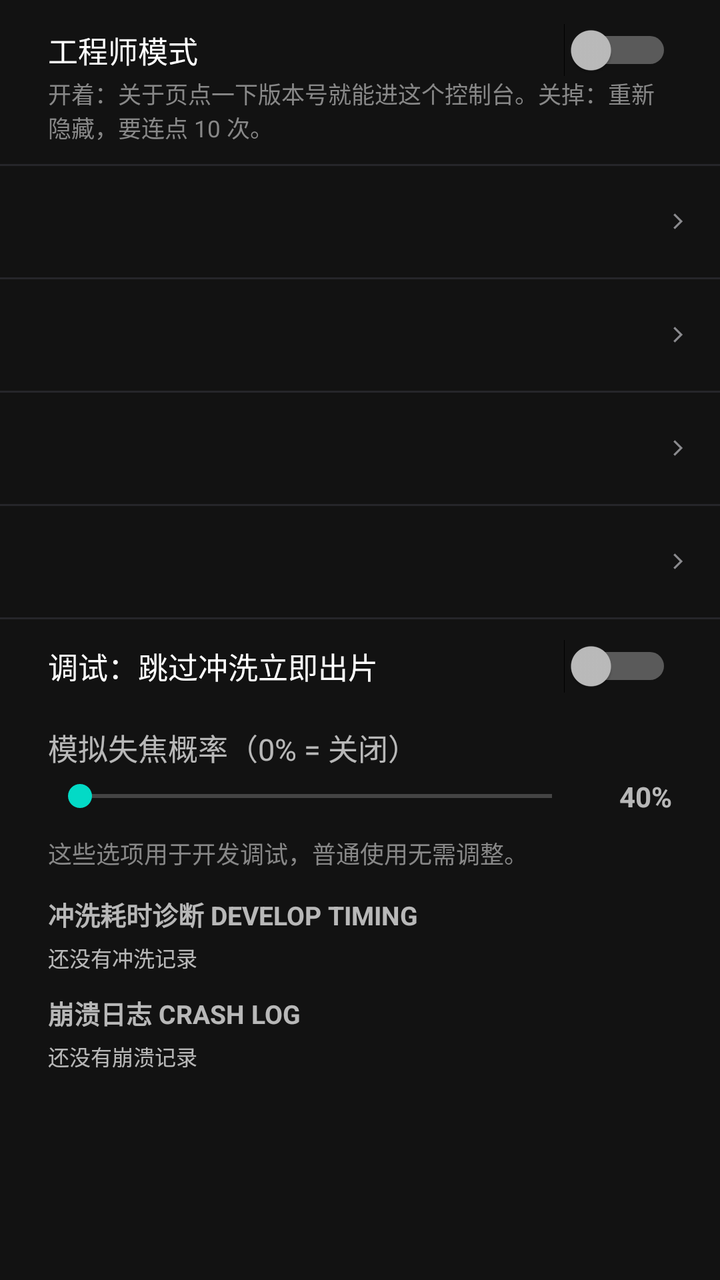
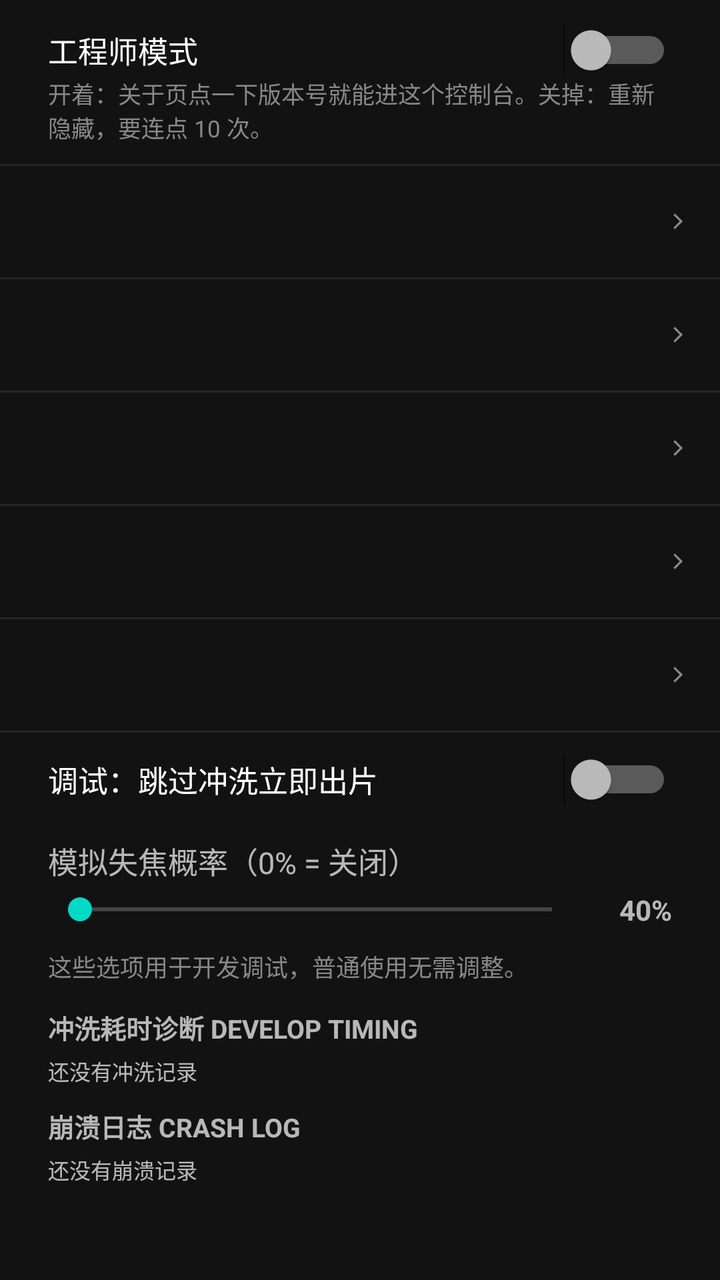

Before-and-after screenshots of an Android layout around one commit, followed by the original layout XML and the change that was made.
<!-- AndroidManifest.xml: application theme Theme.FilmCam -->
<!-- res/layout/dialog_hidden_settings.xml -->
<?xml version="1.0" encoding="utf-8"?>
<ScrollView xmlns:android="http://schemas.android.com/apk/res/android"
    android:layout_width="match_parent"
    android:layout_height="wrap_content">

    <LinearLayout
        android:layout_width="match_parent"
        android:layout_height="wrap_content"
        android:orientation="vertical"
        android:paddingTop="8dp">

        
        <Switch
            android:id="@+id/swEngineerMode"
            android:layout_width="match_parent"
            android:layout_height="wrap_content"
            android:paddingStart="24dp"
            android:paddingTop="6dp"
            android:paddingEnd="24dp"
            android:paddingBottom="2dp"
            android:text="@string/eng_mode_title"
            android:textSize="15sp" />

        <TextView
            android:layout_width="match_parent"
            android:layout_height="wrap_content"
            android:paddingStart="24dp"
            android:paddingEnd="24dp"
            android:paddingBottom="10dp"
            android:text="@string/eng_mode_note"
            android:textColor="#888"
            android:textSize="11.5sp" />

        
        <View
            android:layout_width="match_parent"
            android:layout_height="1dp"
            android:background="#26262A" />

        <include
            android:id="@+id/rowEngSlow"
            layout="@layout/item_setting_row" />

        <View
            android:layout_width="match_parent"
            android:layout_height="1dp"
            android:background="#26262A" />

        <include
            android:id="@+id/rowEngStyle"
            layout="@layout/item_setting_row" />

        <View
            android:layout_width="match_parent"
            android:layout_height="1dp"
            android:background="#26262A" />

        <include
            android:id="@+id/rowEngDev"
            layout="@layout/item_setting_row" />

        <View
            android:layout_width="match_parent"
            android:layout_height="1dp"
            android:background="#26262A" />

        <include
            android:id="@+id/rowEngLens"
            layout="@layout/item_setting_row" />

        <View
            android:layout_width="match_parent"
            android:layout_height="1dp"
            android:background="#26262A" />

        <LinearLayout
            android:layout_width="match_parent"
            android:layout_height="wrap_content"
            android:orientation="vertical"
            android:paddingStart="24dp"
            android:paddingTop="10dp"
            android:paddingEnd="24dp">

            <Switch
                android:id="@+id/swSkipDevelop"
                android:layout_width="match_parent"
                android:layout_height="wrap_content"
                android:text="@string/main_debug_skip_develop"
                android:textSize="15sp" />

            <TextView
                android:layout_width="match_parent"
                android:layout_height="wrap_content"
                android:layout_marginTop="16dp"
                android:text="@string/main_debug_softfocus_prob"
                android:textSize="15sp" />

            <LinearLayout
                android:layout_width="match_parent"
                android:layout_height="wrap_content"
                android:layout_marginTop="4dp"
                android:gravity="center_vertical"
                android:orientation="horizontal">

                <SeekBar
                    android:id="@+id/sbSoftFocusProb"
                    android:layout_width="0dp"
                    android:layout_height="wrap_content"
                    android:layout_weight="1" />

                <TextView
                    android:id="@+id/tvSoftFocusProb"
                    android:layout_width="44dp"
                    android:layout_height="wrap_content"
                    android:gravity="end"
                    android:text="40%"
                    android:textSize="14sp"
                    android:textStyle="bold" />
            </LinearLayout>

            <TextView
                android:layout_width="match_parent"
                android:layout_height="wrap_content"
                android:layout_marginTop="10dp"
                android:text="@string/main_debug_note"
                android:textColor="#888"
                android:textSize="12sp" />

            
            <TextView
                android:layout_width="match_parent"
                android:layout_height="wrap_content"
                android:layout_marginTop="12dp"
                android:layout_marginBottom="4dp"
                android:text="@string/hidden_diag_title"
                android:textSize="13sp"
                android:textStyle="bold" />

            <TextView
                android:id="@+id/tvDiag"
                android:layout_width="match_parent"
                android:layout_height="wrap_content"
                android:layout_marginBottom="10dp"
                android:fontFamily="monospace"
                android:text="@string/hidden_diag_none"
                android:textSize="10.5sp" />

            
            <TextView
                android:layout_width="match_parent"
                android:layout_height="wrap_content"
                android:layout_marginBottom="4dp"
                android:text="@string/hidden_crash_title"
                android:textSize="13sp"
                android:textStyle="bold" />

            <TextView
                android:id="@+id/tvCrash"
                android:layout_width="match_parent"
                android:layout_height="wrap_content"
                android:layout_marginBottom="10dp"
                android:fontFamily="monospace"
                android:text="@string/hidden_crash_none"
                android:textSize="10.5sp" />
        </LinearLayout>
    </LinearLayout>
</ScrollView>
<!-- res/layout/item_setting_row.xml (included above) -->
<?xml version="1.0" encoding="utf-8"?>
<LinearLayout xmlns:android="http://schemas.android.com/apk/res/android"
    android:layout_width="match_parent"
    android:layout_height="wrap_content"
    android:background="?attr/selectableItemBackground"
    android:clickable="true"
    android:focusable="true"
    android:gravity="center_vertical"
    android:orientation="horizontal"
    android:paddingStart="17dp"
    android:paddingTop="11dp"
    android:paddingEnd="14dp"
    android:paddingBottom="11dp">

    
    <LinearLayout
        android:layout_width="0dp"
        android:layout_height="wrap_content"
        android:layout_weight="1"
        android:orientation="vertical">

        <TextView
            android:id="@+id/tvSetLabel"
            android:layout_width="wrap_content"
            android:layout_height="wrap_content"
            android:letterSpacing="0.03"
            android:textColor="#E8E4DA"
            android:textSize="13sp" />

        <TextView
            android:id="@+id/tvSetHint"
            android:layout_width="match_parent"
            android:layout_height="wrap_content"
            android:layout_marginTop="3dp"
            android:letterSpacing="0.02"
            android:lineSpacingMultiplier="1.35"
            android:maxLines="2"
            android:textColor="#8A8A8E"
            android:textSize="9.5sp" />
    </LinearLayout>

    
    <TextView
        android:id="@+id/tvSetValue"
        android:layout_width="wrap_content"
        android:layout_height="wrap_content"
        android:layout_marginStart="10dp"
        android:fontFamily="monospace"
        android:gravity="end"
        android:includeFontPadding="false"
        android:letterSpacing="0.05"
        android:textColor="#FFC100"
        android:textSize="12.5sp" />

    
    <View
        android:id="@+id/viewSetSwatch"
        android:layout_width="12dp"
        android:layout_height="12dp"
        android:layout_marginStart="9dp"
        android:visibility="gone" />

    
    <LinearLayout
        android:id="@+id/setTicks"
        android:layout_width="wrap_content"
        android:layout_height="wrap_content"
        android:layout_marginStart="10dp"
        android:gravity="center_vertical"
        android:orientation="horizontal"
        android:visibility="gone">

        <View
            android:id="@+id/tick1"
            android:layout_width="3dp"
            android:layout_height="11dp" />

        <View
            android:id="@+id/tick2"
            android:layout_width="3dp"
            android:layout_height="11dp"
            android:layout_marginStart="3dp" />

        <View
            android:id="@+id/tick3"
            android:layout_width="3dp"
            android:layout_height="11dp"
            android:layout_marginStart="3dp" />
    </LinearLayout>

    <ImageView
        android:id="@+id/ivSetChevron"
        android:layout_width="14dp"
        android:layout_height="14dp"
        android:layout_marginStart="10dp"
        android:contentDescription="@null"
        android:src="@drawable/ic_set_chevron" />
</LinearLayout>
<!-- resources referenced by this layout -->
<resources>
  <!-- drawable ic_set_chevron (drawable) -->
  <?xml version="1.0" encoding="utf-8"?>
  <vector xmlns:android="http://schemas.android.com/apk/res/android"
      android:width="24dp"
      android:height="24dp"
      android:viewportWidth="24"
      android:viewportHeight="24">
      <path
          android:fillColor="#8A8A8E"
          android:pathData="M9.4,5.3 L16.1,12 L9.4,18.7 L8.1,17.4 L13.5,12 L8.1,6.6 Z" />
  </vector>
  <string name="eng_mode_note">开着：关于页点一下版本号就能进这个控制台。关掉：重新隐藏，要连点 10 次。</string>
  <string name="eng_mode_title">工程师模式</string>
  <string name="hidden_crash_none">还没有崩溃记录</string>
  <string name="hidden_crash_title">崩溃日志 CRASH LOG</string>
  <string name="hidden_diag_none">还没有冲洗记录</string>
  <string name="hidden_diag_title">冲洗耗时诊断 DEVELOP TIMING</string>
  <string name="main_debug_note">这些选项用于开发调试，普通使用无需调整。</string>
  <string name="main_debug_skip_develop">调试：跳过冲洗立即出片</string>
  <string name="main_debug_softfocus_prob">模拟失焦概率（0% = 关闭）</string>
  <style name="Theme.FilmCam" parent="Theme.MaterialComponents.NoActionBar">
          <item name="android:statusBarColor">#000000</item>
          <item name="android:navigationBarColor">#000000</item>
      </style>
</resources>

<!-- the commit's change to res/layout/dialog_hidden_settings.xml (unified diff, before → after) -->
@@ -66,6 +66,15 @@
 
         <include
             android:id="@+id/rowEngLens"
+            layout="@layout/item_setting_row" />
+
+        <View
+            android:layout_width="match_parent"
+            android:layout_height="1dp"
+            android:background="#26262A" />
+
+        <include
+            android:id="@+id/rowEngColor"
             layout="@layout/item_setting_row" />
 
         <View
